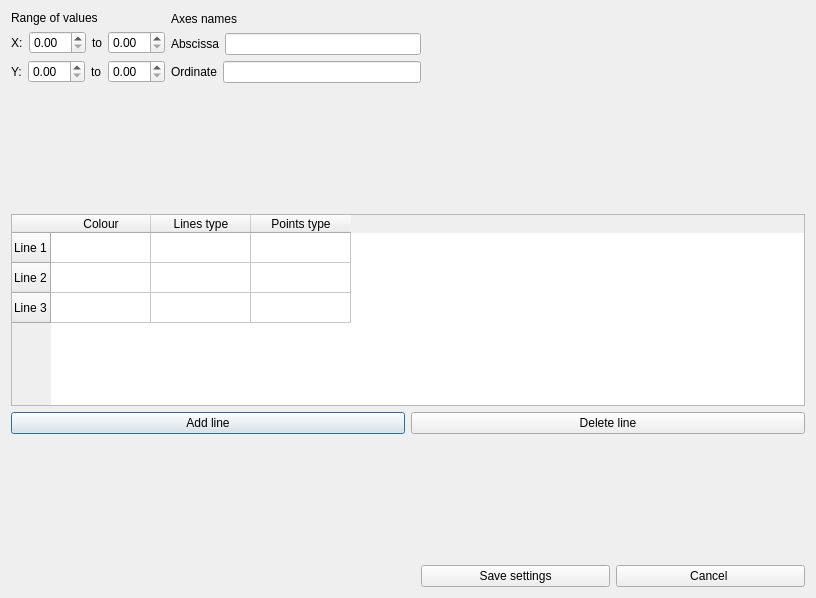
Before: the Qt Designer form lingraphsettings.ui in Kirikus/Experiments-2026S-CPP, drawn with Qt 5.
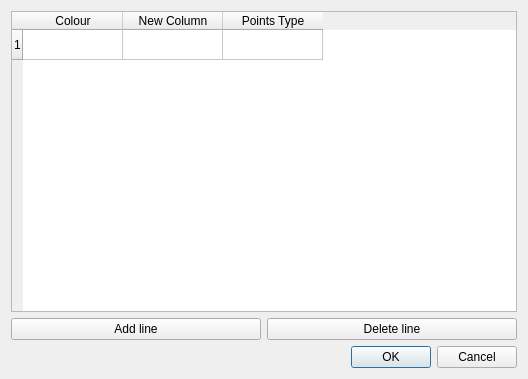
After: the same form once the commit is applied.

Commit message: add child class for graph (lin graph)

What changed in the file:
```diff
--- a/lingraphsettings.ui
+++ b/lingraphsettings.ui
@@ -6,157 +6,15 @@
    <rect>
     <x>0</x>
     <y>0</y>
-    <width>816</width>
-    <height>598</height>
+    <width>528</width>
+    <height>379</height>
    </rect>
   </property>
   <property name="windowTitle">
    <string>Dialog</string>
   </property>
-  <layout class="QGridLayout" name="gridLayout_5">
-   <item row="0" column="0">
-    <layout class="QGridLayout" name="gridLayout_4">
-     <item row="0" column="0" colspan="3">
-      <layout class="QGridLayout" name="gridLayout_3">
-       <item row="0" column="0" colspan="2">
         <layout class="QGridLayout" name="gridLayout">
-         <item row="0" column="1">
-          <layout class="QVBoxLayout" name="verticalLayout_4">
-           <item>
-            <widget class="QLabel" name="Names">
-             <property name="text">
-              <string>Axes names</string>
-             </property>
-            </widget>
-           </item>
-           <item>
-            <layout class="QVBoxLayout" name="verticalLayout_3">
-             <item>
-              <layout class="QHBoxLayout" name="horizontalLayout_2">
-               <item>
-                <widget class="QLabel" name="label_11">
-                 <property name="text">
-                  <string>Abscissa</string>
-                 </property>
-                </widget>
-               </item>
-               <item>
-                <widget class="QLineEdit" name="AbsLine"/>
-               </item>
-              </layout>
-             </item>
-             <item>
-              <layout class="QHBoxLayout" name="horizontalLayout_3">
-               <item>
-                <widget class="QLabel" name="OrdinateLabel">
-                 <property name="text">
-                  <string>Ordinate</string>
-                 </property>
-                </widget>
-               </item>
-               <item>
-                <widget class="QLineEdit" name="OrdLine"/>
-               </item>
-              </layout>
-             </item>
-            </layout>
-           </item>
-          </layout>
-         </item>
          <item row="0" column="0">
-          <layout class="QVBoxLayout" name="verticalLayout_2">
-           <item>
-            <widget class="QLabel" name="label">
-             <property name="text">
-              <string>Range of values</string>
-             </property>
-            </widget>
-           </item>
-           <item>
-            <layout class="QVBoxLayout" name="verticalLayout">
-             <item>
-              <layout class="QHBoxLayout" name="horizontalLayout">
-               <item>
-                <widget class="QLabel" name="label_2">
-                 <property name="text">
-                  <string>X:</string>
-                 </property>
-                </widget>
-               </item>
-               <item>
-                <widget class="QDoubleSpinBox" name="YBox"/>
-               </item>
-               <item>
-                <widget class="QLabel" name="label_3">
-                 <property name="text">
-                  <string>to</string>
-                 </property>
-                </widget>
-               </item>
-               <item>
-                <widget class="QDoubleSpinBox" name="YToBox"/>
-               </item>
-              </layout>
-             </item>
-             <item>
-              <layout class="QHBoxLayout" name="horizontalLayout_4">
-               <item>
-                <widget class="QLabel" name="XLabel">
-                 <property name="text">
-                  <string>Y:</string>
-                 </property>
-                </widget>
-               </item>
-               <item>
-                <widget class="QDoubleSpinBox" name="XBox"/>
-               </item>
-               <item>
-                <widget class="QLabel" name="label_4">
-                 <property name="text">
-                  <string>to</string>
-                 </property>
-                </widget>
-               </item>
-               <item>
-                <widget class="QDoubleSpinBox" name="XToBox"/>
-               </item>
-              </layout>
-             </item>
-            </layout>
-           </item>
-          </layout>
-         </item>
-        </layout>
-       </item>
-      </layout>
-     </item>
-     <item row="0" column="3">
-      <spacer name="horizontalSpacer_3">
-       <property name="orientation">
-        <enum>Qt::Horizontal</enum>
-       </property>
-       <property name="sizeHint" stdset="0">
-        <size>
-         <width>328</width>
-         <height>20</height>
-        </size>
-       </property>
-      </spacer>
-     </item>
-     <item row="1" column="0">
-      <spacer name="verticalSpacer_2">
-       <property name="orientation">
-        <enum>Qt::Vertical</enum>
-       </property>
-       <property name="sizeHint" stdset="0">
-        <size>
-         <width>20</width>
-         <height>13</height>
-        </size>
-       </property>
-      </spacer>
-     </item>
-     <item row="2" column="0" colspan="4">
       <layout class="QGridLayout" name="gridLayout_2">
        <item row="1" column="0">
         <widget class="QPushButton" name="AddLineButton">
@@ -169,17 +27,7 @@
         <widget class="QTableWidget" name="LineTable">
          <row>
           <property name="text">
-           <string>Line 1</string>
-          </property>
-         </row>
-         <row>
-          <property name="text">
-           <string>Line 2</string>
-          </property>
-         </row>
-         <row>
-          <property name="text">
-           <string>Line 3</string>
+         <string>1</string>
           </property>
          </row>
          <column>
@@ -189,12 +37,12 @@
          </column>
          <column>
           <property name="text">
-           <string>Lines type</string>
+         <string>New Column</string>
           </property>
          </column>
          <column>
           <property name="text">
-           <string>Points type</string>
+         <string>Points Type</string>
           </property>
          </column>
         </widget>
@@ -208,51 +56,15 @@
        </item>
       </layout>
      </item>
-     <item row="3" column="1">
-      <spacer name="verticalSpacer_3">
-       <property name="orientation">
-        <enum>Qt::Vertical</enum>
-       </property>
-       <property name="sizeHint" stdset="0">
-        <size>
-         <width>20</width>
-         <height>28</height>
-        </size>
-       </property>
-      </spacer>
-     </item>
-     <item row="4" column="0">
-      <spacer name="horizontalSpacer_2">
+   <item row="1" column="0">
+    <widget class="QDialogButtonBox" name="buttonBox">
        <property name="orientation">
         <enum>Qt::Horizontal</enum>
        </property>
-       <property name="sizeHint" stdset="0">
-        <size>
-         <width>198</width>
-         <height>20</height>
-        </size>
-       </property>
-      </spacer>
-     </item>
-     <item row="4" column="2" colspan="2">
-      <layout class="QHBoxLayout" name="horizontalLayout_6">
-       <item>
-        <widget class="QPushButton" name="SaveButton">
-         <property name="text">
-          <string>Save settings</string>
-         </property>
-        </widget>
-       </item>
-       <item>
-        <widget class="QPushButton" name="CancelButton">
-         <property name="text">
-          <string>Cancel </string>
-         </property>
-        </widget>
-       </item>
-      </layout>
-     </item>
-    </layout>
+     <property name="standardButtons">
+      <set>QDialogButtonBox::Cancel|QDialogButtonBox::Ok</set>
+     </property>
+    </widget>
    </item>
   </layout>
  </widget>
```
Left out of the diff: 37 changed lines with no effect on the pictures. Lines whose indentation alone changed are shown as unchanged. The commit also changes 9 other files.
